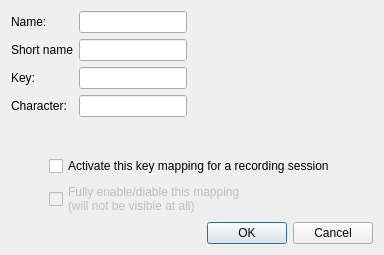
Before: the Qt Designer form itemdialog.ui in domoritz/drummy, drawn with Qt 5.
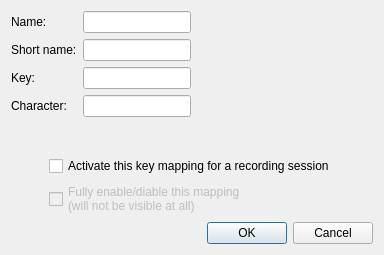
After: the same form once the commit is applied.

What changed in the file:
```diff
--- a/itemdialog.ui
+++ b/itemdialog.ui
@@ -74,7 +74,7 @@
        <item row="1" column="0">
         <widget class="QLabel" name="label_4">
          <property name="text">
-          <string>Short name</string>
+          <string>Short name:</string>
          </property>
         </widget>
        </item>
```
